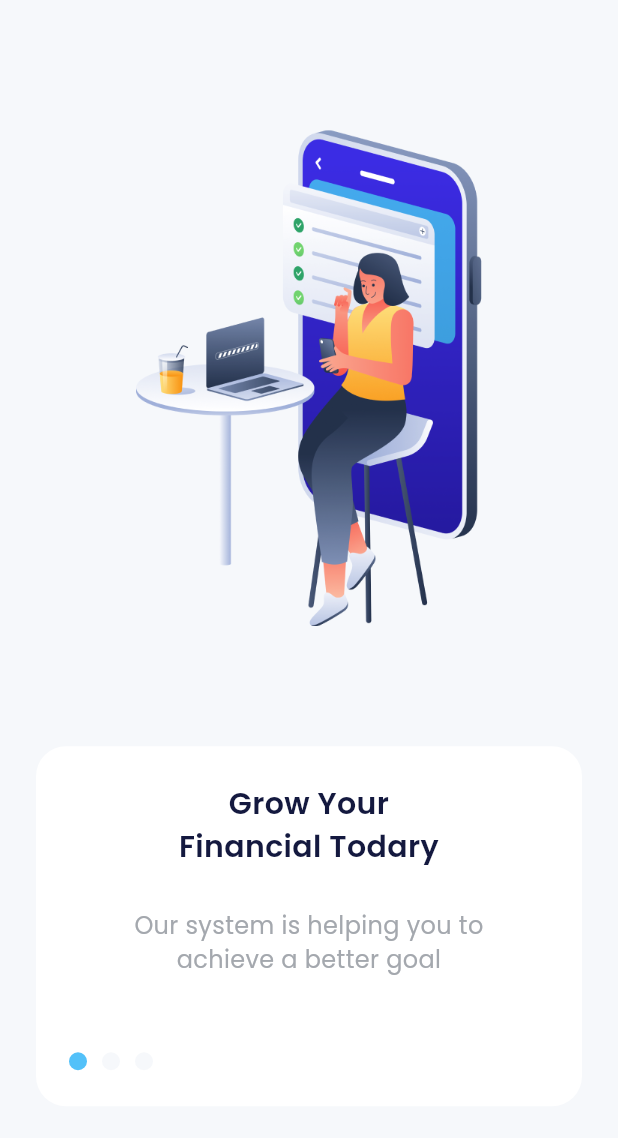
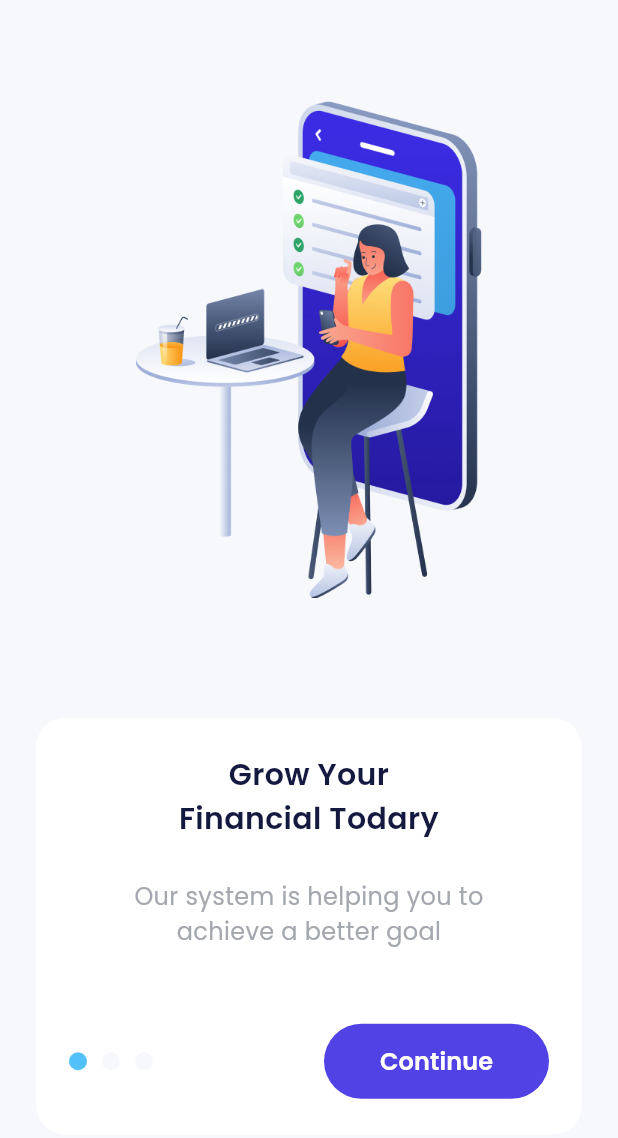
Before and after one commit to feyto81/bank_sha, a Flutter app: the screen it shows after launch, on a phone screen of 412 x 824 dp. Shown: the top 1138 px of the screen. Run offline on Flutter 3.47's test engine with Material 3 defaults, Android fonts, the phone set to English and light mode, and no system bars; drawn by our look-alikes of carousel_slider; our stand-ins replace google_fonts.

Commit message:
feat(Flash Page button)

```diff
--- a/lib/ui/pages/onboarding_page.dart
+++ b/lib/ui/pages/onboarding_page.dart
@@ -107,6 +107,27 @@ class OnboardingPage extends StatelessWidget {
                           color: ligthBackgroundColor,
                         ),
                       ),
+                      const Spacer(),
+                      Container(
+                        width: 150,
+                        height: 50,
+                        child: TextButton(
+                          onPressed: () {},
+                          style: TextButton.styleFrom(
+                            backgroundColor: purpleColor,
+                            shape: RoundedRectangleBorder(
+                              borderRadius: BorderRadius.circular(56),
+                            ),
+                          ),
+                          child: Text(
+                            'Continue',
+                            style: whiteTextStyle.copyWith(
+                              fontSize: 16,
+                              fontWeight: semiBold,
+                            ),
+                          ),
+                        ),
+                      ),
                     ],
                   ),
                 ],
```
